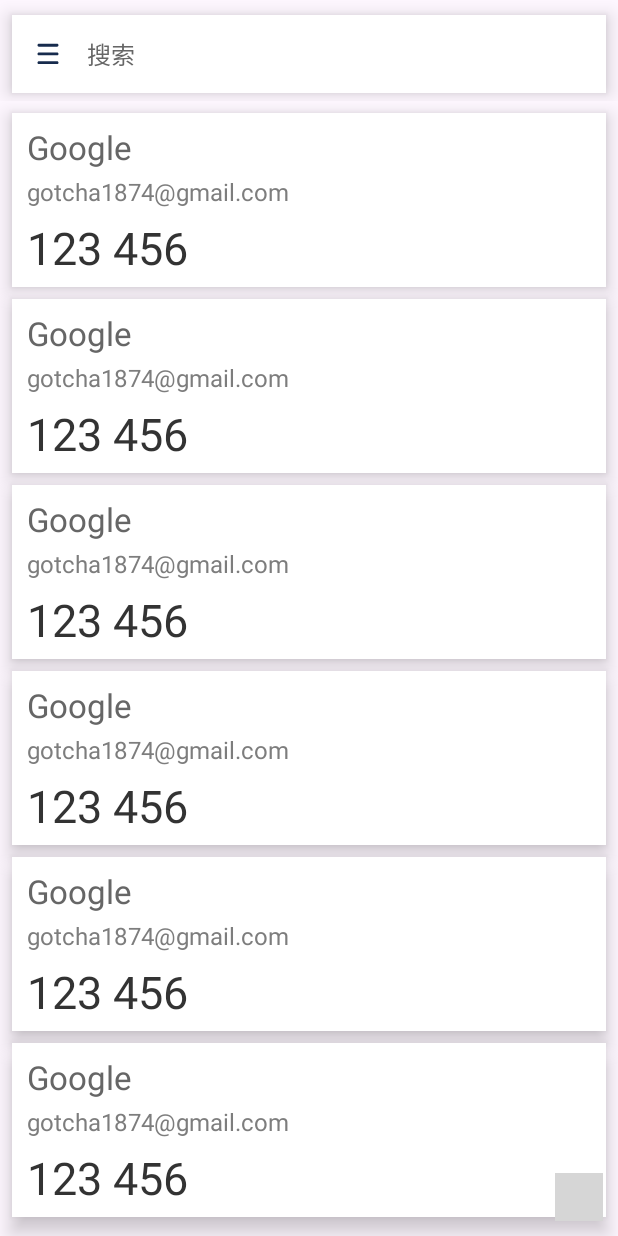
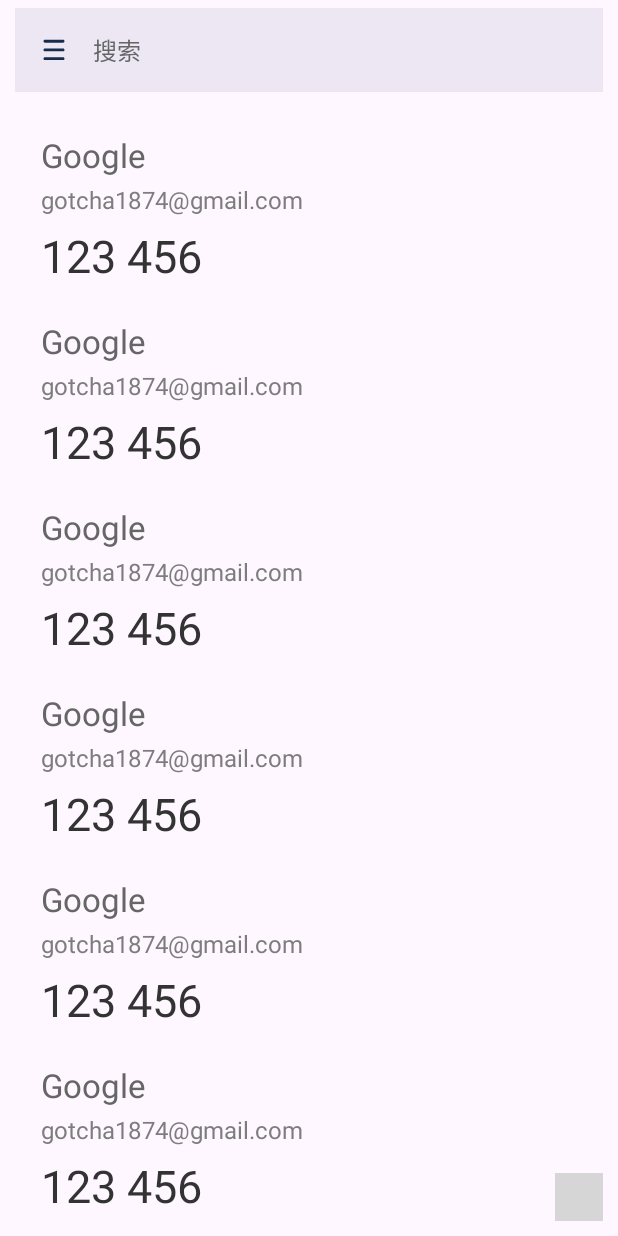
Before and after one commit to opoojkk/2step, an Android app: the layout activity_main.xml on its own in the app's theme, with its tools: preview values and no code run, on a phone screen of 412 x 824 dp. Run offline under Robolectric (Android 15) with nearby library versions, the phone set to English and light mode, and no system bars; plain views replace SpeedDialView; grey boxes are pictures that could not be loaded.

Commit message:
style(UI): Update to align with Material Design guidelines

```diff
--- a/app/build.gradle
+++ b/app/build.gradle
@@ -44,7 +44,7 @@
 dependencies {
     implementation 'androidx.core:core-ktx:1.8.0'
     implementation 'androidx.appcompat:appcompat:1.6.1'
-    implementation 'com.google.android.material:material:1.5.0'
+    implementation 'com.google.android.material:material:1.8.0'
     implementation 'androidx.constraintlayout:constraintlayout:2.1.4'
     testImplementation 'junit:junit:4.13.2'
     androidTestImplementation 'androidx.test.ext:junit:1.1.5'
--- a/app/src/main/java/org/getbuddies/a2step/ui/home/adapter/TotpDelegate.kt
+++ b/app/src/main/java/org/getbuddies/a2step/ui/home/adapter/TotpDelegate.kt
@@ -8,10 +8,10 @@
 import androidx.recyclerview.widget.RecyclerView
 import com.drakeet.multitype.ItemViewDelegate
 import org.getbuddies.a2step.R
+import org.getbuddies.a2step.databinding.LayoutTotpItemBinding
+import org.getbuddies.a2step.db.totp.entity.Totp
 import org.getbuddies.a2step.extends.clip
-import org.getbuddies.a2step.databinding.LayoutTotpItemBinding
 import org.getbuddies.a2step.totp.TotpGenerator
-import org.getbuddies.a2step.db.totp.entity.Totp
 import org.getbuddies.a2step.ui.extendz.dpToPx
 import org.getbuddies.a2step.ui.home.extends.setRoundedOutlineProvider
 
--- a/app/src/main/res/drawable/bg_item_totp.xml
+++ b/app/src/main/res/drawable/bg_item_totp.xml
@@ -1,4 +1,4 @@
 <?xml version="1.0" encoding="utf-8"?>
 <shape xmlns:android="http://schemas.android.com/apk/res/android">
-    <solid android:color="@color/design_default_color_background" />
+    <solid android:color="#F7F2F7" />
 </shape>
--- a/app/src/main/res/layout/activity_main.xml
+++ b/app/src/main/res/layout/activity_main.xml
@@ -16,18 +16,17 @@
             android:id="@+id/search_bar"
             android:layout_width="match_parent"
             android:layout_height="wrap_content"
-            android:layout_marginHorizontal="8dp"
-            android:layout_marginTop="10dp"
-            android:layout_marginBottom="5dp"
-            android:background="@color/white"
-            android:elevation="8dp">
+            android:layout_marginHorizontal="10dp"
+            android:layout_marginTop="5dp"
+            android:layout_marginBottom="15dp"
+            android:background="#ECE7F3">
 
             <ImageButton
                 android:id="@+id/search_bar_menu_icon"
                 android:layout_width="40dp"
                 android:layout_height="40dp"
-                android:layout_marginVertical="6dp"
-                android:layout_marginStart="4dp"
+                android:layout_marginVertical="8dp"
+                android:layout_marginStart="6dp"
                 android:background="?android:attr/selectableItemBackground"
                 android:src="@drawable/icon_search_bar_menu"
                 app:layout_constraintBottom_toBottomOf="parent"
--- a/app/src/main/res/layout/layout_totp_item.xml
+++ b/app/src/main/res/layout/layout_totp_item.xml
@@ -4,10 +4,9 @@
     xmlns:tools="http://schemas.android.com/tools"
     android:layout_width="match_parent"
     android:layout_height="wrap_content"
-    android:layout_marginHorizontal="8dp"
-    android:layout_marginTop="8dp"
-    android:background="@drawable/bg_item_totp"
-    android:elevation="8dp">
+    android:layout_marginHorizontal="12dp"
+    android:layout_marginVertical="4dp"
+    android:background="@null">
 
     <View
         android:layout_width="0dp"
@@ -22,8 +21,8 @@
         android:id="@+id/totp_name"
         android:layout_width="wrap_content"
         android:layout_height="wrap_content"
+        android:layout_marginStart="15dp"
         android:layout_marginTop="8dp"
-        android:layout_marginStart="10dp"
         android:textColor="#666666"
         android:textSize="22dp"
         app:layout_constraintStart_toStartOf="parent"
```
Also changed, not shown: app/src/main/java/org/getbuddies/a2step/ui/home/MainActivity.kt (+23 -4 lines).
